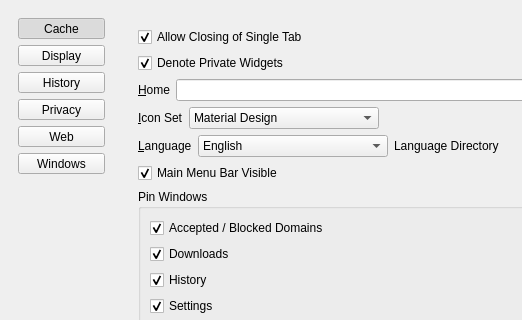
Before: the Qt Designer form 2.x/UI/dooble_settings.ui in textbrowser/dooble, drawn with Qt 5; both pictures show x 0 to 522 and y 0 to 320 of the 800 by 600 pixel window.
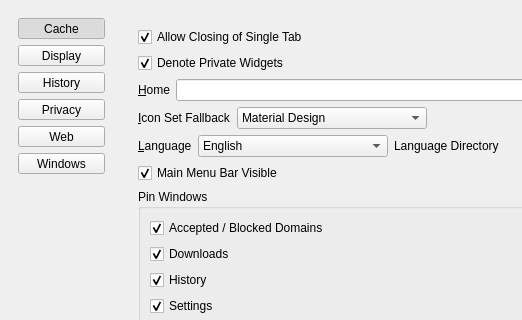
After: the same form once the commit is applied. The open tabs and pages were chosen to show the change. Icons and pictures are not drawn.

Commit message: New label text.

What changed in the file:
```diff
--- a/2.x/UI/dooble_settings.ui
+++ b/2.x/UI/dooble_settings.ui
@@ -355,8 +355,8 @@
               <rect>
                <x>0</x>
                <y>0</y>
-               <width>651</width>
-               <height>531</height>
+               <width>631</width>
+               <height>597</height>
               </rect>
              </property>
              <layout class="QVBoxLayout" name="verticalLayout_19">
@@ -412,7 +412,7 @@
                 <item>
                  <widget class="QLabel" name="label_3">
                   <property name="text">
-                   <string>&amp;Icon Set</string>
+                   <string>&amp;Icon Set Fallback</string>
                   </property>
                   <property name="buddy">
                    <cstring>icon_set</cstring>
```
Left out of the diff: 40 changed lines with no effect on the pictures.
